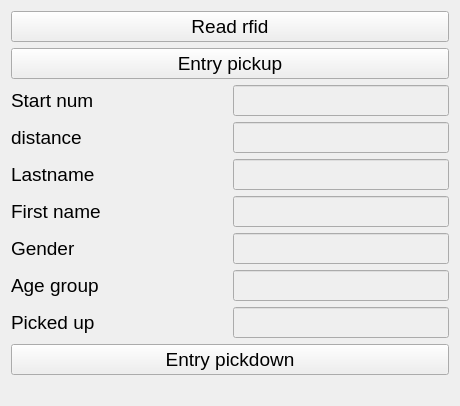
Old version of the form src/views/entrypickup/entrypickup.ui in the repository stivehu/um3.
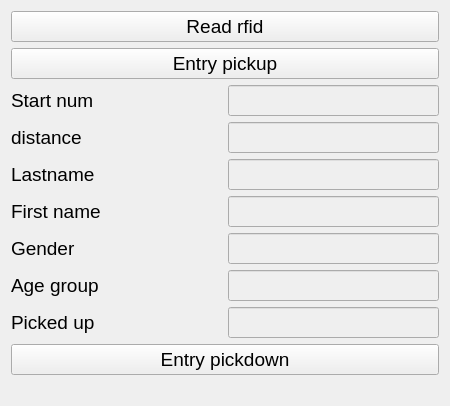
New version of the form.

```diff
--- a/src/views/entrypickup/entrypickup.ui
+++ b/src/views/entrypickup/entrypickup.ui
@@ -9,8 +9,8 @@
    <rect>
     <x>0</x>
     <y>0</y>
-    <width>460</width>
-    <height>399</height>
+    <width>450</width>
+    <height>400</height>
    </rect>
   </property>
   <property name="windowTitle">
```
